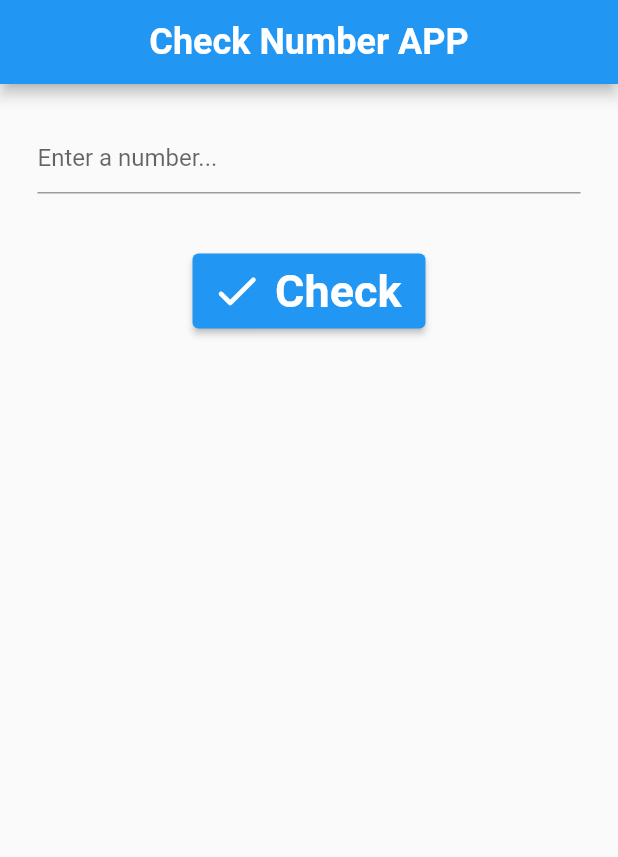
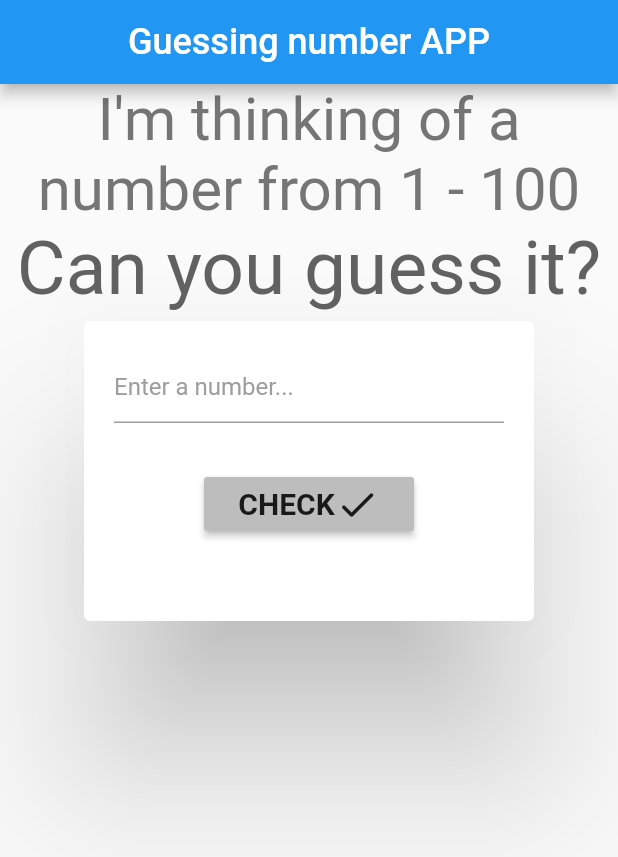
Before and after one commit to dragos4161/GAD_DragosDIMA, a Flutter app: the screen it shows after launch, on a phone screen of 412 x 824 dp. Shown: the top 857 px of the screen. Run offline on Flutter 3.47's test engine with Material 2 defaults, Android fonts, the light colour scheme and no system bars.

Commit message:
Basic functionality works. Must add a way to restart the game after you find the right answer.

```diff
--- a/lib/main.dart
+++ b/lib/main.dart
@@ -1,6 +1,7 @@
 import 'package:flutter/material.dart';
 //import 'package:gad_tema2/meeting2/conversion_app.dart';
-import 'package:gad_tema2/meeting3/check_number.dart';
+//import 'package:gad_tema2/meeting3/check_number.dart';
+import 'package:gad_tema2/meeting4/guess_number.dart';
 
 void main() {
   runApp(const MyApp());
@@ -13,7 +14,7 @@ class MyApp extends StatelessWidget {
   Widget build(BuildContext context) {
     return const MaterialApp(
       debugShowCheckedModeBanner: false,
-      home: CheckNumber(),
+      home: NumberGuess(),
     );
   }
 }
--- /dev/null
+++ b/lib/meeting4/guess_number.dart
@@ -0,0 +1,149 @@
+import 'dart:math';
+
+import 'package:flutter/material.dart';
+
+class NumberGuess extends StatefulWidget {
+  const NumberGuess({super.key});
+
+  @override
+  State<NumberGuess> createState() => _NumberGuessState();
+}
+
+class _NumberGuessState extends State<NumberGuess> {
+  final TextEditingController _inputController = TextEditingController();
+  String hint = '';
+  String? errorMessage;
+  int randomNumber = Random().nextInt(91) + 10;
+  double fontSizeVariable = 1;
+  bool won = false;
+
+  @override
+  Widget build(BuildContext context) {
+    return Scaffold(
+      appBar: AppBar(
+        title: const Center(
+          child: Text(
+            'Guessing number APP',
+            style: TextStyle(
+              color: Colors.white,
+              fontSize: 24,
+            ),
+          ),
+        ),
+      ),
+      body: Column(
+        children: <Widget>[
+          Center(
+            child: Text(
+              "I'm thinking of a number from 1 - 100",
+              style: TextStyle(
+                color: Colors.grey.shade600,
+                fontSize: 40,
+              ),
+              textAlign: TextAlign.center,
+            ),
+          ),
+          Center(
+            child: Text(
+              'Can you guess it?',
+              style: TextStyle(
+                fontSize: 50,
+                color: Colors.grey.shade700,
+              ),
+            ),
+          ),
+          Center(
+            child: Text(
+              hint,
+              style: TextStyle(
+                fontSize: fontSizeVariable,
+              ),
+            ),
+          ),
+          Center(
+            child: Card(
+              elevation: 50,
+              child: SizedBox(
+                height: 200,
+                width: 300,
+                child: Padding(
+                  padding: const EdgeInsets.all(20),
+                  child: Column(
+                    children: <Widget>[
+                      TextField(
+                        controller: _inputController,
+                        keyboardType: TextInputType.number,
+                        decoration: InputDecoration(
+                          hintText: 'Enter a number...',
+                          errorText: errorMessage,
+                          hintStyle: TextStyle(
+                            color: Colors.grey.shade500,
+                          ),
+                        ),
+                      ),
+                      const SizedBox(
+                        height: 30,
+                      ),
+                      Padding(
+                        padding: const EdgeInsets.only(
+                          left: 60,
+                          right: 60,
+                        ),
+                        child: MaterialButton(
+                          onPressed: () {
+                            setState(() {
+                              fontSizeVariable = 50;
+                              final String inputNumber = _inputController.text;
+                              final int? intInputNumber = int.tryParse(inputNumber);
+                              if (intInputNumber == null){
+                                errorMessage = 'Enter a number!';
+                                hint = '';
+                                fontSizeVariable = 1;
+                              }
+                              else{
+                                if (intInputNumber == randomNumber){
+                                  hint = 'You got it right';
+                                  won = true;
+                                  errorMessage = null;
+                                }
+                                else if(intInputNumber < randomNumber){
+                                  hint = 'Guess higher';
+                                  errorMessage = null;
+                                }
+                                else{
+                                  hint = 'Guess lower';
+                                  errorMessage = null;
+                                }
+                              }
+                            });
+                          },
+                          color: Colors.grey.shade400,
+                          child: Row(
+                            mainAxisAlignment: MainAxisAlignment.center,
+                            children: const <Widget>[
+                              Text(
+                                'CHECK',
+                                style: TextStyle(
+                                  fontSize: 20,
+                                  fontWeight: FontWeight.bold,
+                                ),
+                              ),
+                              Icon(
+                                Icons.check_rounded,
+                                size: 30,
+                              ),
+                            ],
+                          ),
+                        ),
+                      ),
+                    ],
+                  ),
+                ),
+              ),
+            ),
+          ),
+        ],
+      ),
+    );
+  }
+}
```
